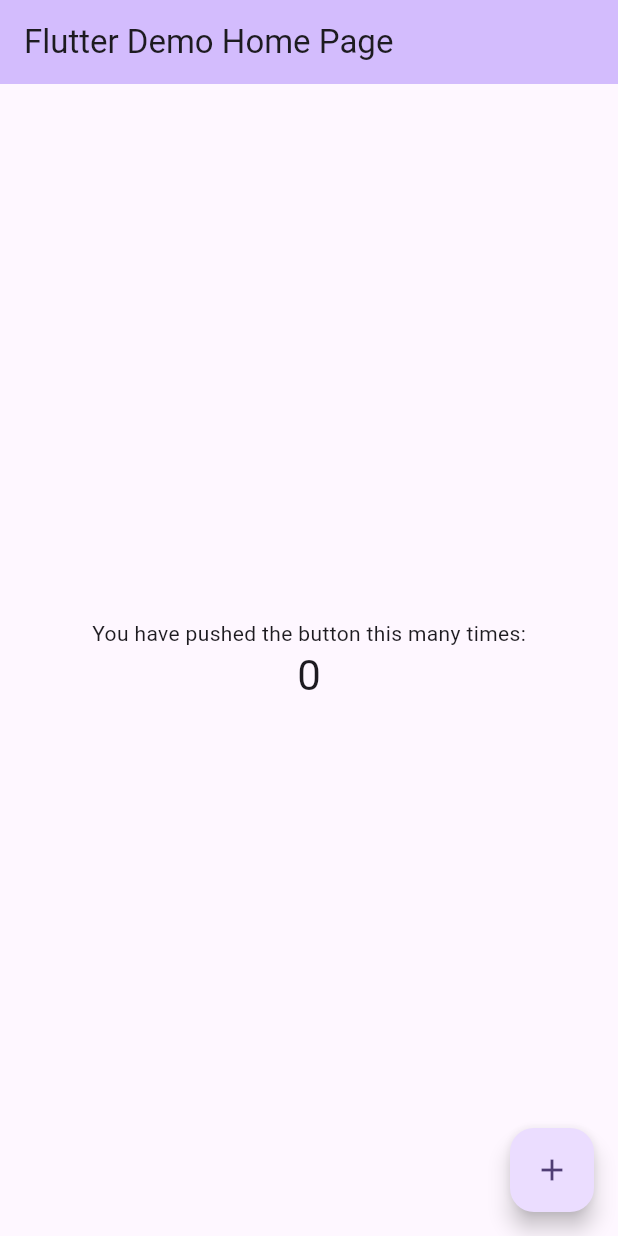
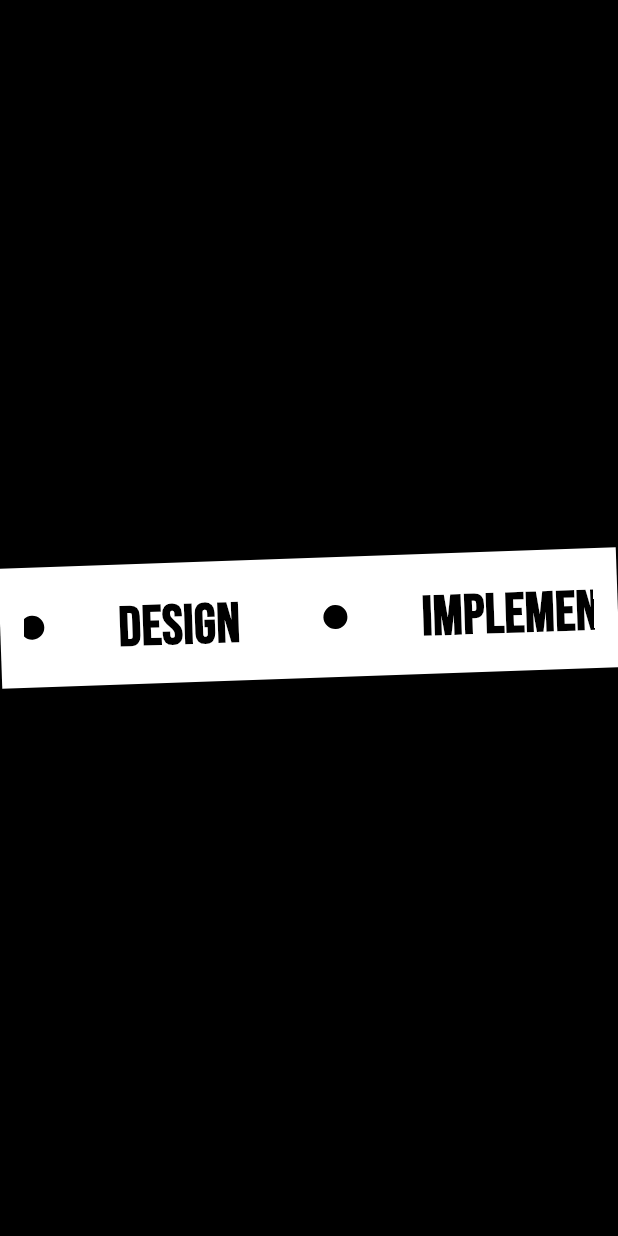
Before and after one commit to Chijama/endless_animated_scrolling_banner, a Flutter app: the screen it shows after launch, on a phone screen of 412 x 824 dp. Run offline on Flutter 3.47's test engine with Material 3 defaults, Android fonts, the phone set to English and light mode, and no system bars; our stand-ins replace google_fonts.

Commit message:
feat: endless_animated_scrolling_banner

```diff
--- /dev/null
+++ b/lib/endless_animated_scrolling_banner.dart
@@ -0,0 +1,129 @@
+import 'package:flutter/material.dart';
+import 'dart:math' as math;
+
+import 'package:google_fonts/google_fonts.dart';
+
+class EndlessScrollingBanner extends StatefulWidget {
+  const EndlessScrollingBanner({
+    super.key,
+    required this.scrollSpeed,
+    required this.listOfStrings,
+  });
+  final double scrollSpeed;
+  final List<String> listOfStrings;
+  @override
+  State<EndlessScrollingBanner> createState() => _EndlessScrollingBannerState();
+}
+
+class _EndlessScrollingBannerState extends State<EndlessScrollingBanner>
+    with SingleTickerProviderStateMixin {
+  late AnimationController _animationController;
+  late ScrollController _scrollController;
+
+  @override
+  void initState() {
+    super.initState();
+    _scrollController = ScrollController();
+    _animationController = AnimationController(
+      vsync: this,
+      duration: const Duration(seconds: 1),
+    )..addListener(() {
+        _scrollController
+            .jumpTo(_scrollController.position.pixels + widget.scrollSpeed);
+        if (_scrollController.position.pixels >=
+            _scrollController.position.maxScrollExtent) {
+          _scrollController.jumpTo(0);
+        }
+      });
+
+    WidgetsBinding.instance.addPostFrameCallback((_) {
+      _animationController.repeat();
+    });
+  }
+
+  @override
+  void dispose() {
+    _animationController.dispose();
+    _scrollController.dispose();
+    super.dispose();
+  }
+
+  @override
+  Widget build(BuildContext context) {
+    return Scaffold(
+      backgroundColor: Colors.black,
+      body: Center(
+        child: Banner(
+          scrollController: _scrollController,
+          listOfStrings: widget.listOfStrings,
+        ),
+      ),
+    );
+  }
+}
+
+class Banner extends StatelessWidget {
+  const Banner(
+      {super.key, required this.scrollController, required this.listOfStrings});
+
+  final ScrollController scrollController;
+  final List<String> listOfStrings;
+  @override
+  Widget build(BuildContext context) {
+    final space = MediaQuery.of(context).size.width * 0.12;
+
+    SizedBox horizontalSpace() {
+      return SizedBox(width: space);
+    }
+
+    return Transform.rotate(
+      angle: -4 * (math.pi / 360),
+      alignment: FractionalOffset.center,
+      child: Container(
+        height: 80,
+        padding: const EdgeInsets.all(16.0),
+        color: Colors.white,
+        child: ListView.separated(
+          controller: scrollController,
+          scrollDirection: Axis.horizontal,
+          separatorBuilder: (context, index) {
+            return Row(
+              children: [
+                horizontalSpace(),
+                const CircleAvatar(
+                  radius: 8,
+                  backgroundColor: Colors.black,
+                ),
+                horizontalSpace(),
+              ],
+            );
+          },
+          itemBuilder: (context, index) {
+            return BannerText(
+                label: listOfStrings[index % listOfStrings.length]);
+          },
+          itemCount: listOfStrings.length * 1000,
+        ),
+      ),
+    );
+  }
+}
+
+class BannerText extends StatelessWidget {
+  const BannerText({
+    super.key,
+    required this.label,
+  });
+  final String label;
+  @override
+  Widget build(BuildContext context) {
+    return Text(
+      label,
+      style: GoogleFonts.bebasNeue(
+        fontSize: 37,
+        color: Colors.black,
+        fontWeight: FontWeight.bold,
+      ),
+    );
+  }
+}
--- a/lib/main.dart
+++ b/lib/main.dart
@@ -1,3 +1,4 @@
+import 'package:endless_animated_scrolling_banner/endless_animated_scrolling_banner.dart';
 import 'package:flutter/material.dart';
 
 void main() {
@@ -11,115 +12,10 @@
   @override
   Widget build(BuildContext context) {
     return MaterialApp(
-      title: 'Flutter Demo',
-      theme: ThemeData(
-        // This is the theme of your application.
-        //
-        // TRY THIS: Try running your application with "flutter run". You'll see
-        // the application has a purple toolbar. Then, without quitting the app,
-        // try changing the seedColor in the colorScheme below to Colors.green
-        // and then invoke "hot reload" (save your changes or press the "hot
-        // reload" button in a Flutter-supported IDE, or press "r" if you used
-        // the command line to start the app).
-        //
-        // Notice that the counter didn't reset back to zero; the application
-        // state is not lost during the reload. To reset the state, use hot
-        // restart instead.
-        //
-        // This works for code too, not just values: Most code changes can be
-        // tested with just a hot reload.
-        colorScheme: ColorScheme.fromSeed(seedColor: Colors.deepPurple),
-        useMaterial3: true,
-      ),
-      home: const MyHomePage(title: 'Flutter Demo Home Page'),
+      title: 'Endless Scrolling Animated Banner',
+      home: const EndlessScrollingBanner(scrollSpeed: 3.0, listOfStrings:
+     ["plan ", "design ", "implement ","test", "deploy ","maintain"]
+      ,),
     );
   }
 }
-
-class MyHomePage extends StatefulWidget {
-  const MyHomePage({super.key, required this.title});
-
-  // This widget is the home page of your application. It is stateful, meaning
-  // that it has a State object (defined below) that contains fields that affect
-  // how it looks.
-
-  // This class is the configuration for the state. It holds the values (in this
-  // case the title) provided by the parent (in this case the App widget) and
-  // used by the build method of the State. Fields in a Widget subclass are
-  // always marked "final".
-
-  final String title;
-
-  @override
-  State<MyHomePage> createState() => _MyHomePageState();
-}
-
-class _MyHomePageState extends State<MyHomePage> {
-  int _counter = 0;
-
-  void _incrementCounter() {
-    setState(() {
-      // This call to setState tells the Flutter framework that something has
-      // changed in this State, which causes it to rerun the build method below
-      // so that the display can reflect the updated values. If we changed
-      // _counter without calling setState(), then the build method would not be
-      // called again, and so nothing would appear to happen.
-      _counter++;
-    });
-  }
-
-  @override
-  Widget build(BuildContext context) {
-    // This method is rerun every time setState is called, for instance as done
-    // by the _incrementCounter method above.
-    //
-    // The Flutter framework has been optimized to make rerunning build methods
-    // fast, so that you can just rebuild anything that needs updating rather
-    // than having to individually change instances of widgets.
-    return Scaffold(
-      appBar: AppBar(
-        // TRY THIS: Try changing the color here to a specific color (to
-        // Colors.amber, perhaps?) and trigger a hot reload to see the AppBar
-        // change color while the other colors stay the same.
-        backgroundColor: Theme.of(context).colorScheme.inversePrimary,
-        // Here we take the value from the MyHomePage object that was created by
-        // the App.build method, and use it to set our appbar title.
-        title: Text(widget.title),
-      ),
-      body: Center(
-        // Center is a layout widget. It takes a single child and positions it
-        // in the middle of the parent.
-        child: Column(
-          // Column is also a layout widget. It takes a list of children and
-          // arranges them vertically. By default, it sizes itself to fit its
-          // children horizontally, and tries to be as tall as its parent.
-          //
-          // Column has various properties to control how it sizes itself and
-          // how it positions its children. Here we use mainAxisAlignment to
-          // center the children vertically; the main axis here is the vertical
-          // axis because Columns are vertical (the cross axis would be
-          // horizontal).
-          //
-          // TRY THIS: Invoke "debug painting" (choose the "Toggle Debug Paint"
-          // action in the IDE, or press "p" in the console), to see the
-          // wireframe for each widget.
-          mainAxisAlignment: MainAxisAlignment.center,
-          children: <Widget>[
-            const Text(
-              'You have pushed the button this many times:',
-            ),
-            Text(
-              '$_counter',
-              style: Theme.of(context).textTheme.headlineMedium,
-            ),
-          ],
-        ),
-      ),
-      floatingActionButton: FloatingActionButton(
-        onPressed: _incrementCounter,
-        tooltip: 'Increment',
-        child: const Icon(Icons.add),
-      ), // This trailing comma makes auto-formatting nicer for build methods.
-    );
-  }
-}
```
Also changed, not shown: pubspec.yaml (+4 -12 lines), pubspec.lock, 1 other file.
